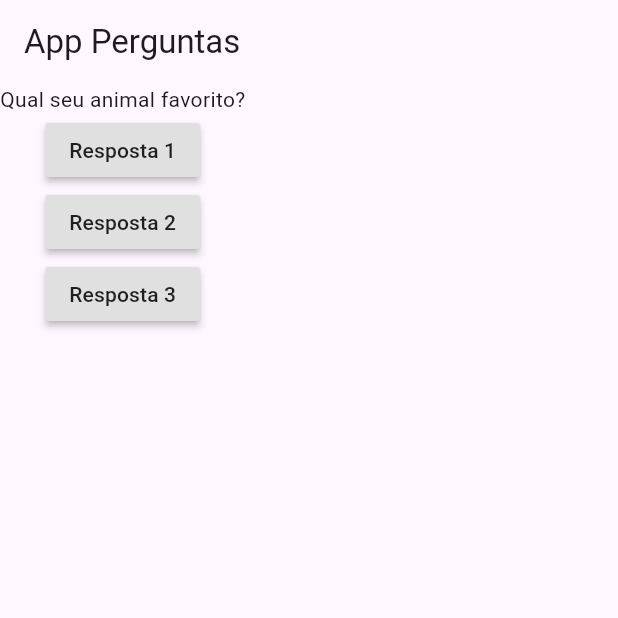
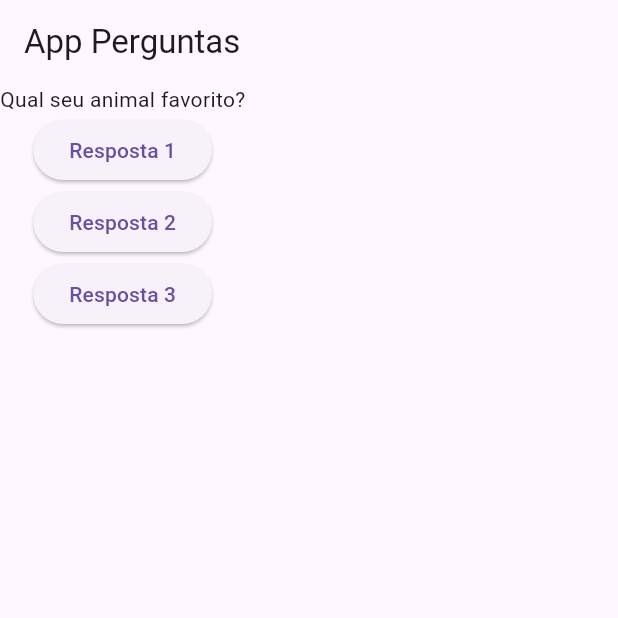
Before and after one commit to RhuanLino/projeto_perguntas, a Flutter app: the screen it shows after launch, on a phone screen of 412 x 824 dp, the top half of it. Run offline on Flutter 3.47's test engine with Material 3 defaults, Android fonts, the phone set to English and light mode, and no system bars.

Commit message:
fix: RaisedButton to ElevatedButton

```diff
--- a/lib/main.dart
+++ b/lib/main.dart
@@ -1,5 +1,4 @@
 import 'package:flutter/material.dart';
-import ''
 
 main () => runApp(PerguntaApp());
 
@@ -8,6 +7,8 @@ class PerguntaApp extends StatelessWidget {
   final perguntas = ['Qual seu animal favorito?', 'Qual sua cor favorita?'];
 
   var perguntaSelecionada = 0;
+
+  PerguntaApp({super.key});
 
   void responder () {
     print('Pergunta respondida!');
@@ -19,21 +20,21 @@ class PerguntaApp extends StatelessWidget {
     return MaterialApp(
       home: Scaffold(
         appBar: AppBar(
-          title: Text('App Perguntas'),
+          title: const Text('App Perguntas'),
         ),
         body: Column(
           children: <Widget>[
             Text(perguntas[perguntaSelecionada]),
-            RaisedButton(
-              child: Text('Resposta 1'),
+            ElevatedButton(
+              child: const Text('Resposta 1'),
               onPressed: (responder)
             ),
-            RaisedButton(
-              child: Text('Resposta 2'),
+            ElevatedButton(
+              child: const Text('Resposta 2'),
               onPressed: (responder)
             ),
-            RaisedButton(
-              child: Text('Resposta 3'),
+            ElevatedButton(
+              child: const Text('Resposta 3'),
               onPressed: (responder)
             )
           ],
```
